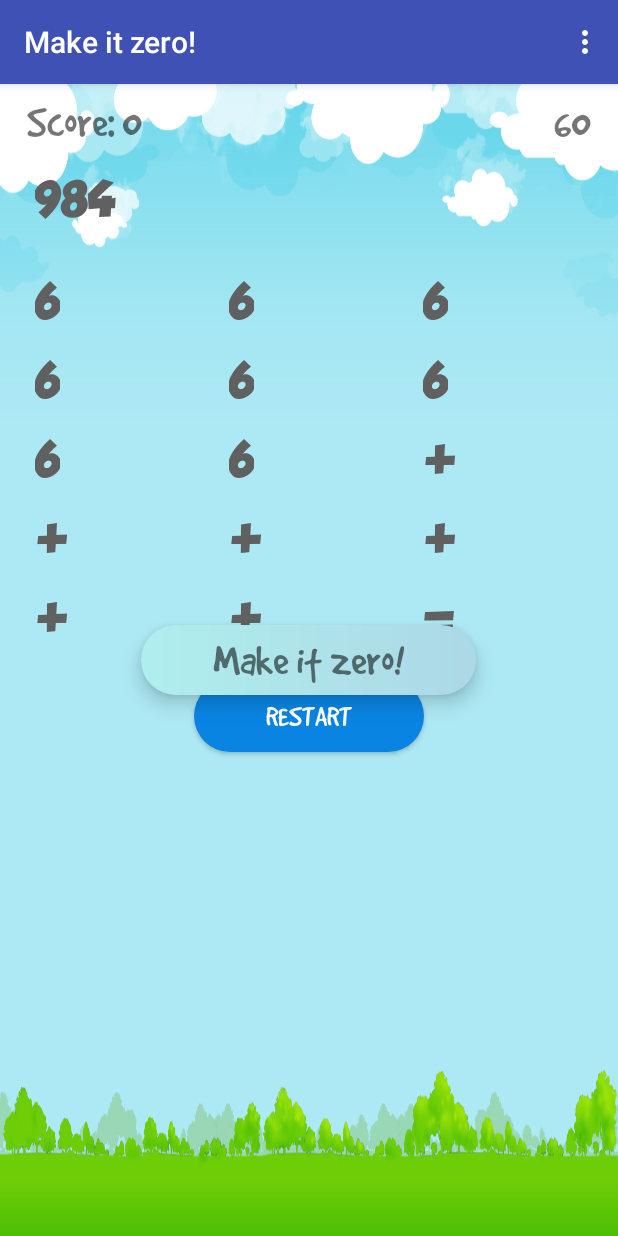
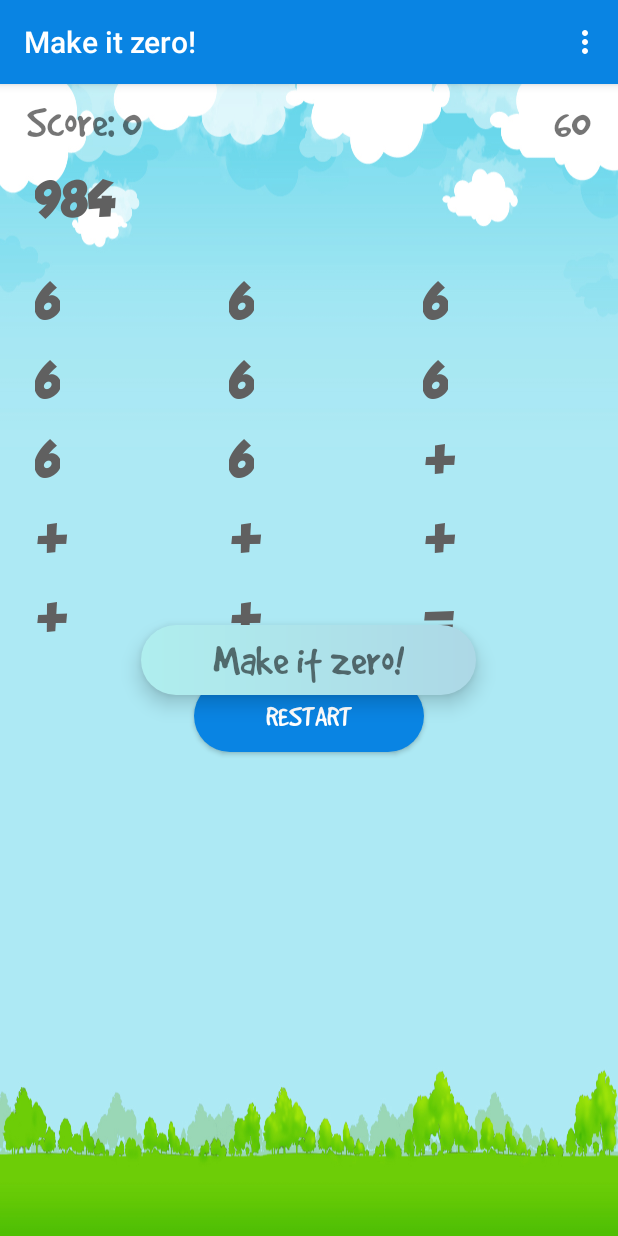
Before and after one commit to ilhamarrouf/MakeItZerooo, an Android app: the screen it shows after launch (MainActivity), on a phone screen of 412 x 824 dp. Run offline under Robolectric (Android 15) with nearby library versions, the phone set to English and light mode, and no system bars.

Commit message:
refactoring code

```diff
--- a/app/src/main/res/values-large/dimens.xml
+++ b/app/src/main/res/values-large/dimens.xml
@@ -3,5 +3,4 @@
     <dimen name="text_size">42sp</dimen>
     <dimen name="margin_right">120dp</dimen>
     <dimen name="padding">12dp</dimen>
-
 </resources>
--- a/app/src/main/res/values-xlarge/dimens.xml
+++ b/app/src/main/res/values-xlarge/dimens.xml
@@ -1,6 +1,5 @@
 <?xml version="1.0" encoding="utf-8"?>
 <resources>
-
     <dimen name="text_size">48sp</dimen>
     <dimen name="margin_right">128dp</dimen>
     <dimen name="padding">16dp</dimen>
--- a/app/src/main/res/values/colors.xml
+++ b/app/src/main/res/values/colors.xml
@@ -1,6 +1,6 @@
 <?xml version="1.0" encoding="utf-8"?>
 <resources>
-    <color name="colorPrimary">#3F51B5</color>
-    <color name="colorPrimaryDark">#303F9F</color>
+    <color name="colorPrimary">#0984e3</color>
+    <color name="colorPrimaryDark">#0984e3</color>
     <color name="colorAccent">#FF4081</color>
 </resources>
--- a/app/src/main/res/values/styles.xml
+++ b/app/src/main/res/values/styles.xml
@@ -1,5 +1,4 @@
 <resources>
-
     <!-- Base application theme. -->
     <style name="AppTheme" parent="Theme.AppCompat.Light.DarkActionBar">
         <!-- Customize your theme here. -->
@@ -25,5 +24,4 @@
         <item name="android:textColor">#606060</item>
         <item name="android:fontFamily">@font/gooddog</item>
     </style>
-
 </resources>
```
Lines whose indentation alone changed are shown as unchanged.
